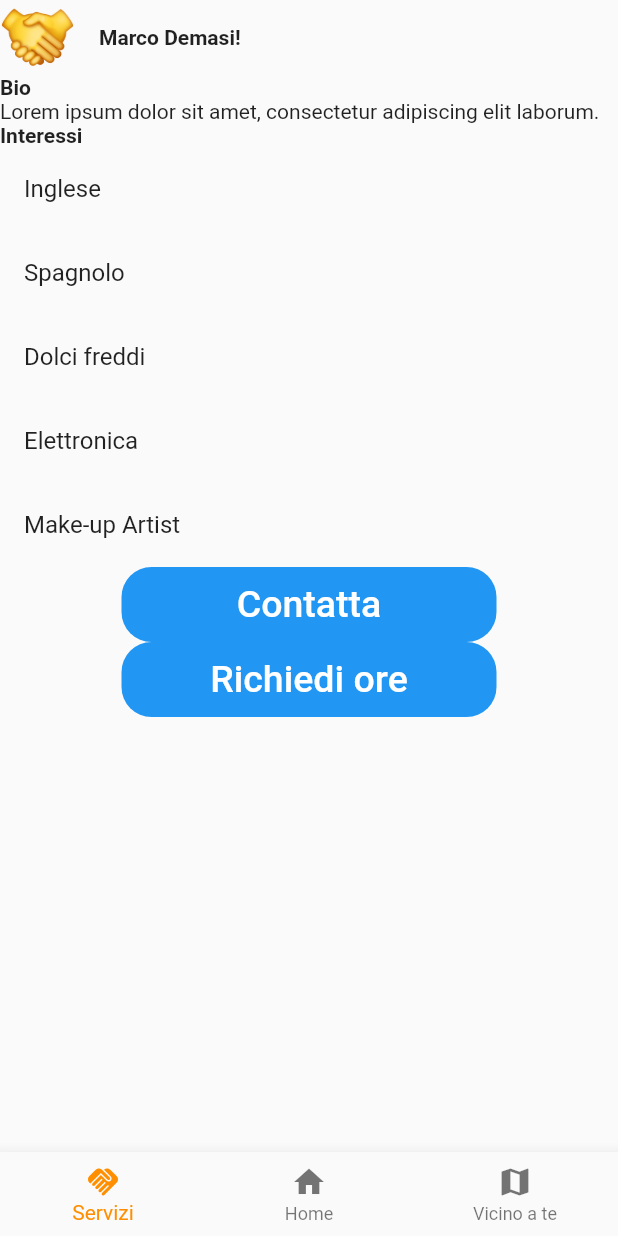
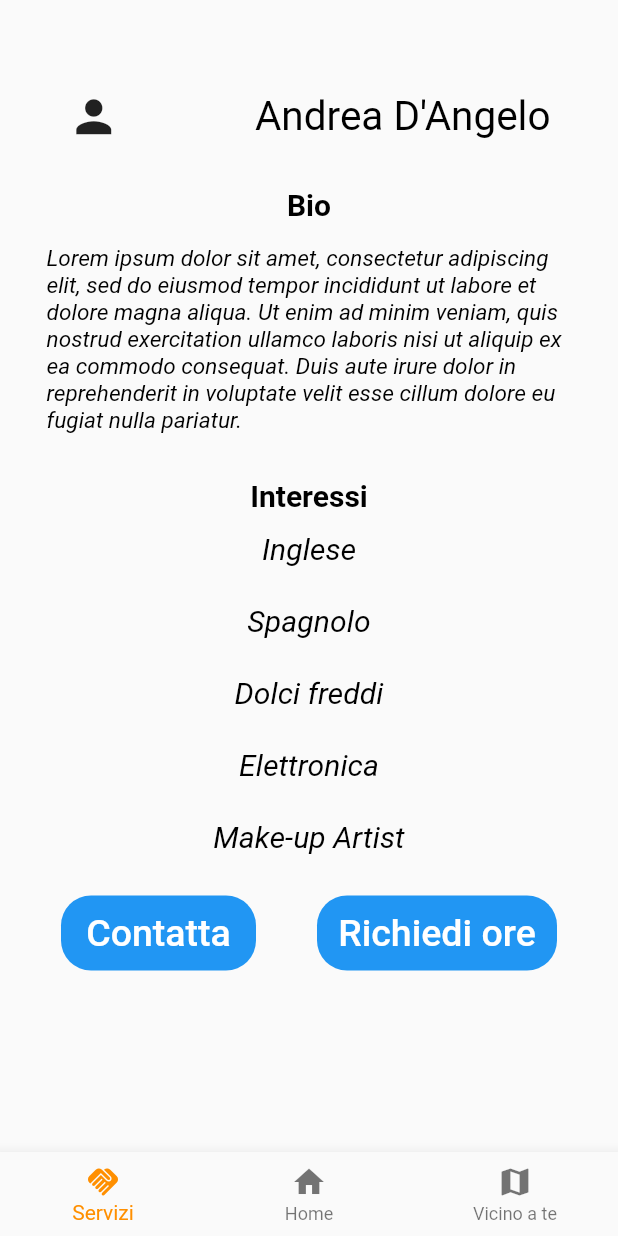
Before and after one commit to lory9894University/MyTimeTrade, a Flutter app: the HomePage screen opened directly with empty values, after a tap on the "person" icon, on a phone screen of 412 x 824 dp. Run offline on Flutter 3.47's test engine with Material 2 defaults, Android fonts, the phone set to English and light mode, and no system bars; our stand-ins replace firebase_auth, firebase_core, firebase_database, google_sign_in, slider_button; missing offline and left inert: cloud_firestore_web, firebase_auth_web, firebase_core_web, firebase_database_web, flutter_facebook_auth_web, google_sign_in_web and 1 more; accounts and stored records are empty.

Commit message:
UI della HomePage e Profilo migliorate

```diff
--- a/lib/screens/home_page.dart
+++ b/lib/screens/home_page.dart
@@ -48,7 +48,7 @@ class _HomePageState extends State<HomePage> {
                     onPressed: () {
                       Navigator.pushNamed(context, '/profile');
                     },
-                    icon: const Icon(Icons.person, size: 35,))
+                    icon: const Icon(Icons.person, size: 35))
               ],
             ),
           ),
@@ -81,7 +81,7 @@ class _HomePageState extends State<HomePage> {
                       fontWeight: FontWeight.bold,
                       ),
                     child: Text(
-                      "${userData["dummyBalance"]} euro", //todo: torna indietro a "${userData["dummyBalance"]} euro",
+                      "${userData["dummyBalance"]} ore", //todo: torna indietro a "${userData["dummyBalance"]} euro",
                     ),
                 ),
               ],
--- a/lib/screens/profile.dart
+++ b/lib/screens/profile.dart
@@ -1,3 +1,5 @@
+import 'dart:ui';
+
 import 'package:flutter/material.dart';
 import 'package:firebase_auth/firebase_auth.dart';
 import 'package:firebase_database/firebase_database.dart';
@@ -19,54 +21,78 @@ class _ProfileState extends State<Profile> {
     return Scaffold(
       body: Column(
         children: <Widget>[
+          Padding(padding: EdgeInsets.only(top: 60)),
+          Container(
+            child: Row(
+              mainAxisAlignment: MainAxisAlignment.spaceAround,
+              children: const <Widget>[
+                Icon(Icons.person, size: 35),
+                DefaultTextStyle(
+                    style: TextStyle(
+                      fontSize: 27.0,
+                      color: Colors.black,
+                    ),
+                    child: Text("Andrea D'Angelo")
+                )
+              ],
+            ),
+          ),
+          Padding(padding: EdgeInsets.only(top: 30)),
+          Container(
+            child:
             Row(
+              mainAxisAlignment: MainAxisAlignment.center,
+              children: const [
+                DefaultTextStyle(
+                  style: TextStyle(
+                    fontSize: 20.0,
+                    color: Colors.black,
+                    fontWeight: FontWeight.bold,
+                  ),
+                  child: Text("Bio"),
+                ),
+              ],
+            ),
+          ),
+          Padding(padding: EdgeInsets.only(top: 15)),
+          Container(
+            child:
+            Row(
+              mainAxisSize: MainAxisSize.min,
+              mainAxisAlignment: MainAxisAlignment.center,
               children: <Widget>[
-              Align(
-                alignment: Alignment.topLeft,
-                child: Container(
-                    width: 50,
-                    height: 50,
-                    child: Image.asset('assets/img/handshake.png')),
+                Container(
+                    constraints: BoxConstraints(minWidth: 100, maxWidth: 350),
+                    child: const DefaultTextStyle(
+                      style: TextStyle(
+                        fontStyle: FontStyle.italic,
+                        fontSize: 15.0,
+                        color: Colors.black,
                       ),
-              const Align(
-                alignment: Alignment.topRight,
-                child: Padding(
-                  padding: EdgeInsets.all(16.0),
-                  child: Text(
-                    "Marco Demasi!",
-                    style: const TextStyle(fontWeight: FontWeight.bold),
-                  ),
+                    child: Text("Lorem ipsum dolor sit amet, consectetur adipiscing elit, sed do eiusmod tempor incididunt ut labore et dolore magna aliqua. "
+                        "Ut enim ad minim veniam, quis nostrud exercitation ullamco laboris nisi ut aliquip ex ea commodo consequat. "
+                        "Duis aute irure dolor in reprehenderit in voluptate velit esse cillum dolore eu fugiat nulla pariatur. "),
                   ),
                 ),
               ],
             ),
+          ),
+          Padding(padding: EdgeInsets.only(top: 30)),
+          Container(
+            child:
             Row(
-            children: const <Widget>[
-              Center(
-                child: Text(
-                  "Bio",
-                  style: TextStyle(fontWeight: FontWeight.bold),
+              mainAxisAlignment: MainAxisAlignment.center,
+              children: const [
+                DefaultTextStyle(
+                  style: TextStyle(
+                    fontSize: 20.0,
+                    color: Colors.black,
+                    fontWeight: FontWeight.bold,
                   ),
+                  child: Text("Interessi"),
                 ),
               ],
             ),
-          Row(
-            children: const <Widget>[
-              Center(
-                child: Text(
-                    "Lorem ipsum dolor sit amet, consectetur adipiscing elit laborum."),
-              ),
-            ],
-          ),
-          Row(
-            children: const <Widget>[
-              Center(
-                child: Text(
-                  "Interessi",
-                  style: TextStyle(fontWeight: FontWeight.bold),
-                ),
-              ),
-            ],
           ),
           Flexible(
             child: ListView(
@@ -74,26 +100,37 @@ class _ProfileState extends State<Profile> {
               shrinkWrap: true,
               children: const <Widget>[
                 ListTile(
-                  title: Text('Inglese'),
+                  dense: true,
+                  title: Center(child: DefaultTextStyle(style: TextStyle(fontStyle: FontStyle.italic, color: Colors.black, fontSize: 20), child: Text('Inglese'))),
                 ),
                 ListTile(
-                  title: Text('Spagnolo'),
+                  dense: true,
+                  title: Center(child: DefaultTextStyle(style: TextStyle(fontStyle: FontStyle.italic, color: Colors.black, fontSize: 20), child: Text('Spagnolo'))),
                 ),
                 ListTile(
-                  title: Text('Dolci freddi'),
+                  dense: true,
+                  title: Center(child: DefaultTextStyle(style: TextStyle(fontStyle: FontStyle.italic, color: Colors.black, fontSize: 20), child: Text('Dolci freddi'))),
                 ),
                 ListTile(
-                  title: Text('Elettronica'),
+                  dense: true,
+                  title: Center(child: DefaultTextStyle(style: TextStyle(fontStyle: FontStyle.italic, color: Colors.black, fontSize: 20), child: Text('Elettronica'))),
                 ),
                 ListTile(
-                  title: Text('Make-up Artist'),
+                  dense: true,
+                  title: Center(child: DefaultTextStyle(style: TextStyle(fontStyle: FontStyle.italic, color: Colors.black, fontSize: 20), child: Text('Make-up Artist'))),
                 ),
               ],
             ),
           ),
+          Padding(padding: EdgeInsets.only(top: 15)),
+          Container(
+            child:
+            Row(
+              mainAxisAlignment: MainAxisAlignment.spaceEvenly,
+              children: <Widget> [
                 Container(
                   height: 50,
-            width: 250,
+                  width: 130,
                   decoration: BoxDecoration(
                       color: Colors.blue, borderRadius: BorderRadius.circular(20)),
                   child: TextButton(
@@ -112,7 +149,7 @@ class _ProfileState extends State<Profile> {
                 ),
                 Container(
                   height: 50,
-            width: 250,
+                  width: 160,
                   decoration: BoxDecoration(
                       color: Colors.blue, borderRadius: BorderRadius.circular(20)),
                   child: TextButton(
@@ -127,6 +164,9 @@ class _ProfileState extends State<Profile> {
                       'Richiedi ore',
                       style: TextStyle(color: Colors.white, fontSize: 25),
                     ),
+                  ),
+                ),
+              ],
             ),
           ),
         ],
```
Lines whose indentation alone changed are shown as unchanged.
